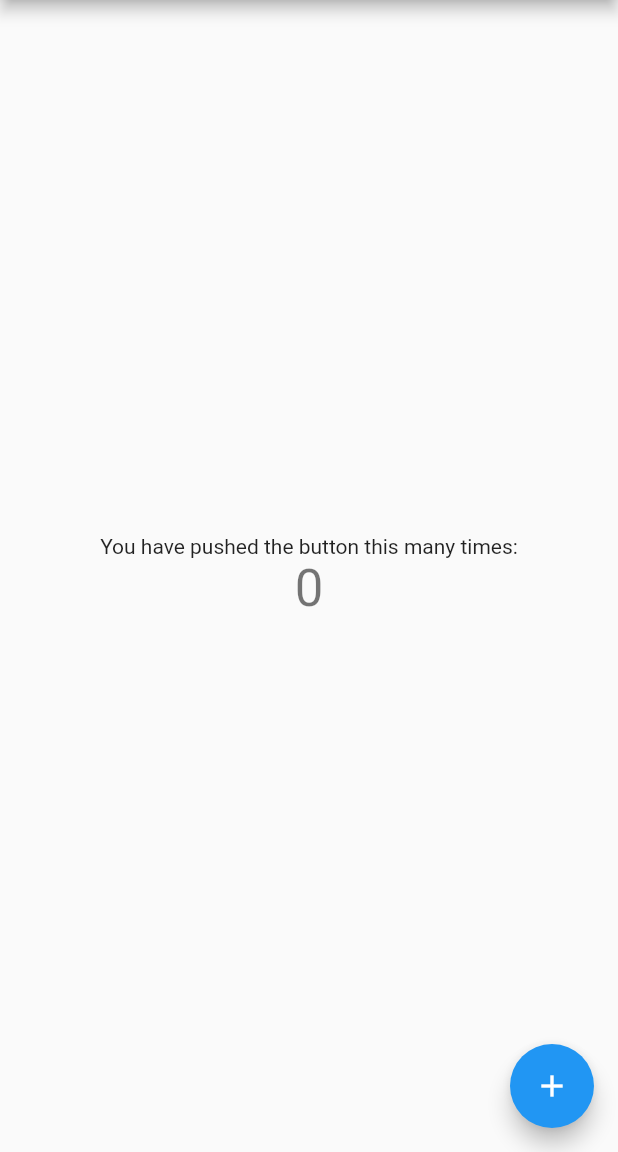
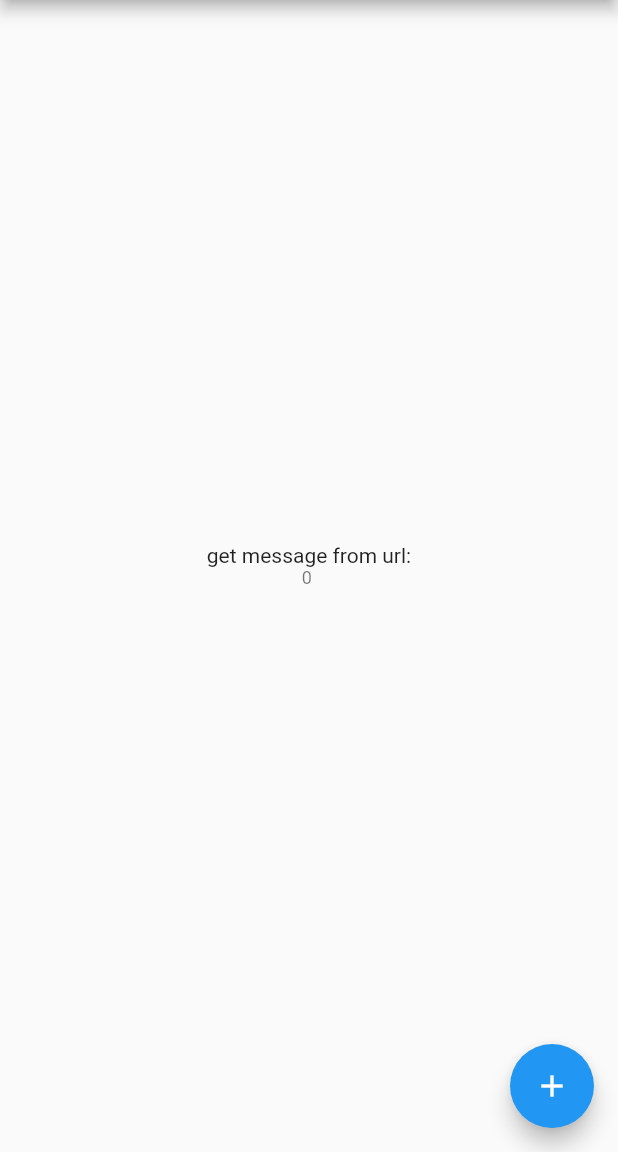
Before and after one commit to jinbo007/dart-grpc, a Flutter app: the screen it shows after launch, on a phone screen of 412 x 824 dp, the part 84-1236 px from its top. Run offline on Flutter 3.47's test engine with Material 2 defaults, Android fonts, the phone set to English and light mode, and no system bars; our stand-ins replace dio, fixnum, googleapis_auth; missing offline and left inert: dart:html, http2, protobuf.

```diff
--- a/lib/main.dart
+++ b/lib/main.dart
@@ -50,18 +50,22 @@ class MyHomePage extends StatefulWidget {
 
 class _MyHomePageState extends State<MyHomePage> {
   int _counter = 0;
+  String content = "";
 
   void _incrementCounter() {
+    fetchDio().then((value) => {
+      handleContent(value)
+    });
+
+    // fetchDio();
+    //fetchDioWithCert();
+  }
+
+  void handleContent(String result){
     setState(() {
-      // This call to setState tells the Flutter framework that something has
-      // changed in this State, which causes it to rerun the build method below
-      // so that the display can reflect the updated values. If we changed
-      // _counter without calling setState(), then the build method would not be
-      // called again, and so nothing would appear to happen.
       _counter++;
+      content = result;
     });
-    // fetchDio();
-    fetchDioWithCert();
   }
 
   @override
@@ -99,11 +103,11 @@ class _MyHomePageState extends State<MyHomePage> {
           mainAxisAlignment: MainAxisAlignment.center,
           children: <Widget>[
             const Text(
-              'You have pushed the button this many times:',
+              'get message from url:',
             ),
             Text(
-              '$_counter',
-              style: Theme.of(context).textTheme.headlineMedium,
+              '$_counter \n $content',
+              style: Theme.of(context).textTheme.bodySmall,
             ),
           ],
         ),
```
Also changed, not shown: lib/pinging.dart (+9 -5 lines).
